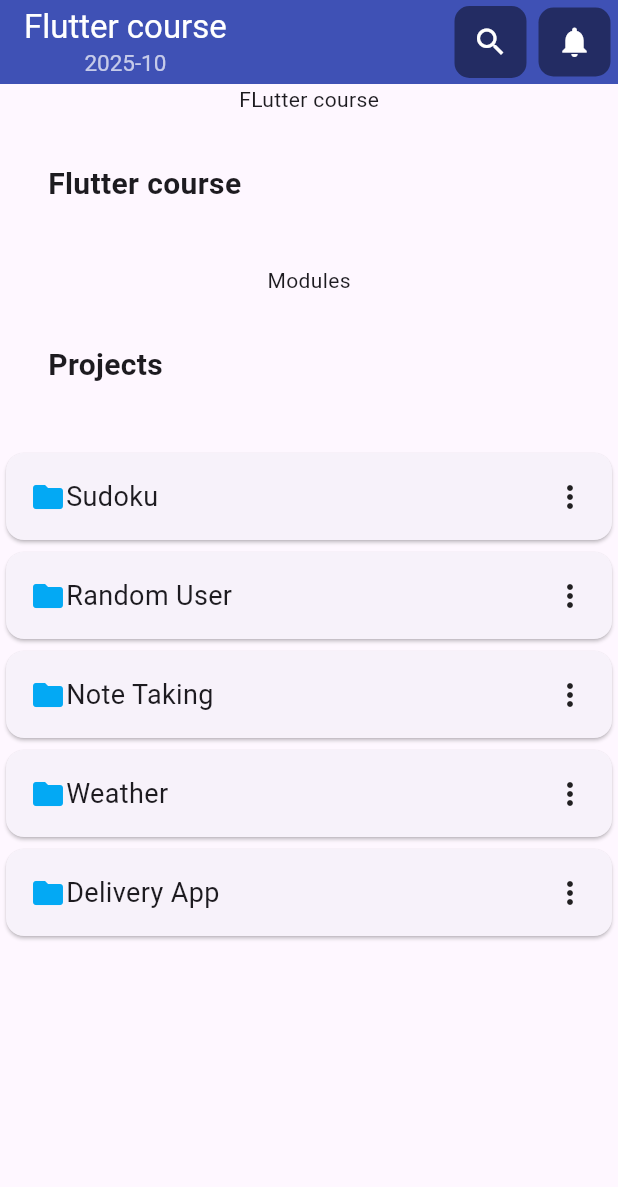
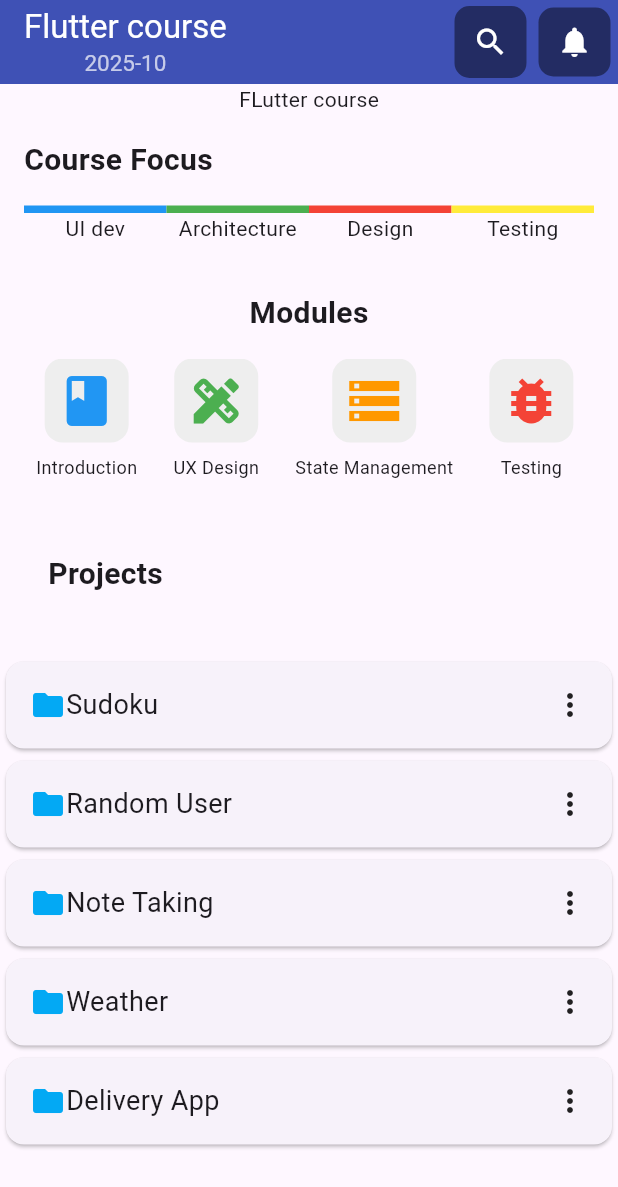
Before and after one commit to AntonyJDC/f_ui_design, a Flutter app: the screen it shows after launch, on a phone screen of 412 x 824 dp. Shown: the top 1187 px of the screen. Run offline on Flutter 3.47's test engine with Material 3 defaults, Android fonts, the phone set to English and light mode, and no system bars.

Commit message:
feat: add modules and header

```diff
--- a/lib/ui/pages/flutter_course_page.dart
+++ b/lib/ui/pages/flutter_course_page.dart
@@ -74,13 +74,118 @@ class FlutterCoursePage extends StatelessWidget {
   }
 
   Widget buildCourseFocus() {
-    return TitleSection(
-      name: 'Flutter course',
+    return Padding(
+      padding: const EdgeInsets.all(16.0),
+      child: Column(
+        crossAxisAlignment: CrossAxisAlignment.start,
+        children: [
+          const Text(
+            "Course Focus",
+            style: TextStyle(fontSize: 20, fontWeight: FontWeight.bold),
+          ),
+          const SizedBox(height: 16),
+          Row(
+            children: [
+              Expanded(
+                  child: Column(
+                children: [
+                  Container(
+                    color: Colors.blue,
+                    height: 5,
+                  ),
+                  Text("UI dev")
+                ],
+              )),
+              Expanded(
+                  child: Column(
+                children: [
+                  Container(
+                    color: Colors.green,
+                    height: 5,
+                  ),
+                  Text("Architecture")
+                ],
+              )),
+              Expanded(
+                  child: Column(
+                children: [
+                  Container(
+                    color: Colors.red,
+                    height: 5,
+                  ),
+                  Text("Design")
+                ],
+              )),
+              Expanded(
+                  child: Column(
+                children: [
+                  Container(
+                    color: Colors.yellow,
+                    height: 5,
+                  ),
+                  Text("Testing")
+                ],
+              ))
+            ],
+          ),
+        ],
+      ),
     );
   }
 
   Widget buildModules() {
-    return const Text("Modules");
+    return Padding(
+      padding: const EdgeInsets.symmetric(vertical: 16.0, horizontal: 8.0),
+      child: Column(
+        crossAxisAlignment: CrossAxisAlignment.center,
+        children: [
+          const Text(
+            "Modules",
+            style: TextStyle(fontSize: 20, fontWeight: FontWeight.bold),
+          ),
+          const SizedBox(height: 16),
+          SingleChildScrollView(
+            scrollDirection: Axis.horizontal,
+            child: Padding(
+              padding: const EdgeInsets.symmetric(horizontal: 16.0),
+              child: Row(
+                children: [
+                  ModuleIconItem(
+                    icon: Icons.book,
+                    label: "Introduction",
+                    iconColor: Colors.blue,
+                  ),
+                  const SizedBox(width: 24),
+                  ModuleIconItem(
+                    icon: Icons.design_services,
+                    label: "UX Design",
+                    iconColor: Colors.green,
+                  ),
+                  const SizedBox(width: 24),
+                  ModuleIconItem(
+                    icon: Icons.storage,
+                    label: "State Management",
+                    iconColor: Colors.orange,
+                  ),
+                  const SizedBox(width: 24),
+                  ModuleIconItem(
+                    icon: Icons.bug_report,
+                    label: "Testing",
+                    iconColor: Colors.red,
+                  ),
+                  const SizedBox(width: 24),
+                  ModuleIconItem(
+                    icon: Icons.network_check,
+                    label: "Networks",
+                    iconColor: Colors.purple,
+                  ),
+                ],
+              ),
+            ),
+          ),
+        ],
+      ),
+    );
   }
 
   Widget buildProjectList() {
@@ -147,9 +252,7 @@ class TitleSection extends StatelessWidget {
                   child: Text(
                     name,
                     style: const TextStyle(
-                      fontWeight: FontWeight.bold,
-                      fontSize: 20
-                    ),
+                        fontWeight: FontWeight.bold, fontSize: 20),
                   ),
                 ),
               ],
@@ -160,3 +263,67 @@ class TitleSection extends StatelessWidget {
     );
   }
 }
+
+class ModuleItem extends StatelessWidget {
+  final IconData icon;
+  final String title;
+  final String subtitle;
+
+  const ModuleItem({
+    Key? key,
+    required this.icon,
+    required this.title,
+    required this.subtitle,
+  }) : super(key: key);
+
+  @override
+  Widget build(BuildContext context) {
+    return Padding(
+      padding: const EdgeInsets.symmetric(vertical: 8.0),
+      child: Row(
+        children: [
+          Icon(icon, size: 24),
+          const SizedBox(width: 16),
+          Column(
+            crossAxisAlignment: CrossAxisAlignment.start,
+            children: [
+              Text(title, style: const TextStyle(fontWeight: FontWeight.bold)),
+              Text(subtitle, style: const TextStyle(color: Colors.grey)),
+            ],
+          ),
+        ],
+      ),
+    );
+  }
+}
+
+class ModuleIconItem extends StatelessWidget {
+  final IconData icon;
+  final String label;
+  final Color iconColor;
+
+  const ModuleIconItem({
+    Key? key,
+    required this.icon,
+    required this.label,
+    required this.iconColor,
+  }) : super(key: key);
+
+  @override
+  Widget build(BuildContext context) {
+    return Column(
+      children: [
+        Container(
+          padding: const EdgeInsets.all(8),
+          decoration: BoxDecoration(
+            color: Colors.grey[200],
+            borderRadius: BorderRadius.circular(12),
+          ),
+          child: Icon(icon, size: 40, color: iconColor),
+        ),
+        const SizedBox(height: 8),
+        Text(label, style: const TextStyle(fontSize: 12)),
+      ],
+    );
+  }
+}
```
